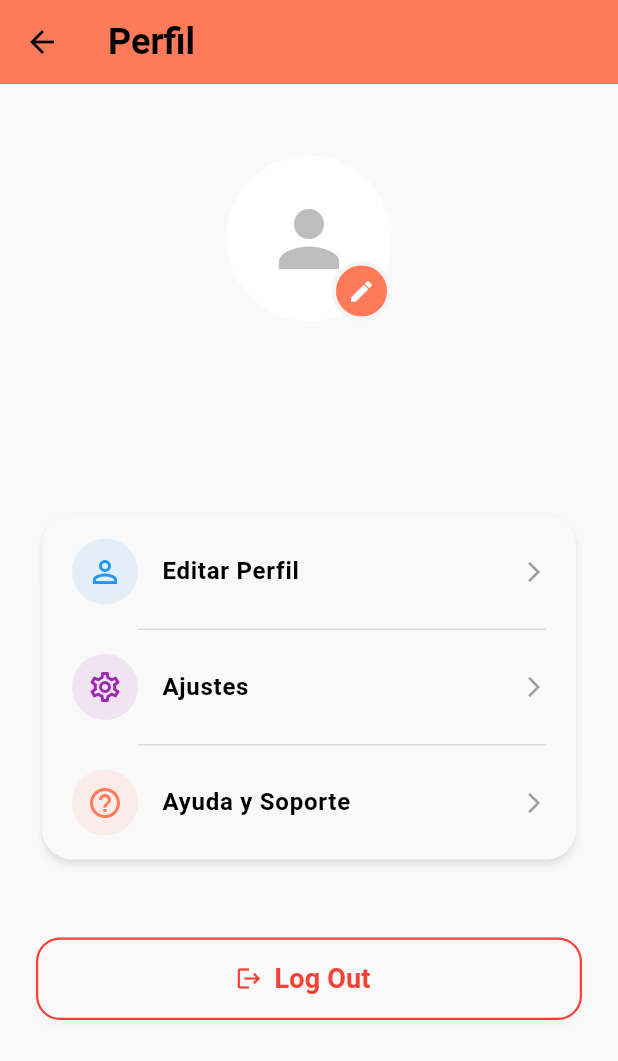
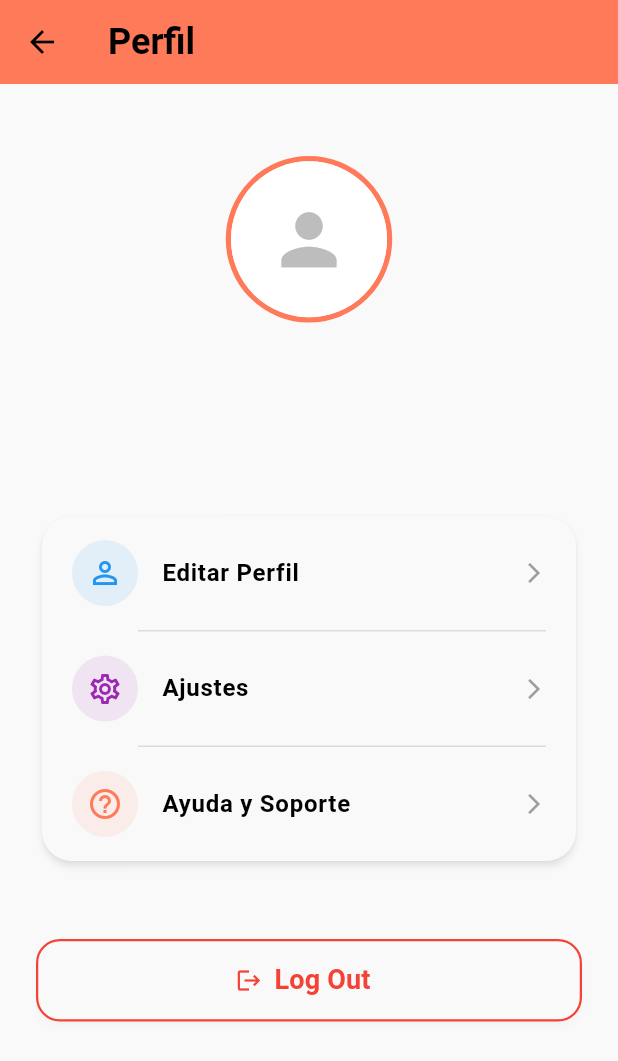
Before and after one commit to Anabgar3105/foodmatch_app, a Flutter app: the ProfileScreen screen opened directly, on a phone screen of 412 x 824 dp. Shown: the top 1061 px of the screen. Run offline on Flutter 3.47's test engine with Material 3 defaults, Android fonts, the phone set to English and light mode, and no system bars; our stand-ins replace cached_network_image, flutter_card_swiper, image_picker, shared_preferences; accounts and stored records are empty.

Commit message:
Changes to update profile

```diff
--- a/lib/models/user.dart
+++ b/lib/models/user.dart
@@ -15,6 +15,7 @@ class UserResponseDto {
   final String name;
   final String surname1;
   final String? surname2;
+  final String? avatarUrl;
 
   UserResponseDto({
     required this.id,
@@ -24,6 +25,7 @@ class UserResponseDto {
     required this.name,
     required this.surname1,
     this.surname2,
+    this.avatarUrl,
   });
 
   factory UserResponseDto.fromJson(Map<String, dynamic> json) {
@@ -35,6 +37,7 @@ class UserResponseDto {
       name: json['name'] ?? '',
       surname1: json['surname1'] ?? '',
       surname2: json['surname2'],
+      avatarUrl: json['avatarUrl'],
     );
   }
 }
@@ -65,3 +68,21 @@ class UserRegistrationDto {
     'password': password,
   };
 }
+
+class UserUpdateDto {
+  final String username;
+  final String email;
+  final String? avatarUrl;
+
+  UserUpdateDto({
+    required this.username,
+    required this.email,
+    this.avatarUrl,
+  });
+
+  Map<String, dynamic> toJson() => {
+    'username': username,
+    'email': email,
+    'avatarUrl': avatarUrl,
+  };
+}
--- a/lib/viewmodels/profile_viewmodel.dart
+++ b/lib/viewmodels/profile_viewmodel.dart
@@ -1,22 +1,93 @@
 import 'package:flutter/material.dart';
 import 'package:shared_preferences/shared_preferences.dart';
+import '../data/api_client.dart';
+import '../models/user.dart';
 
 class ProfileViewModel extends ChangeNotifier {
   String _username = 'Cargando...';
   String _email = '';
   String _fullName = '';
+  String? _avatarUrl;
+
+  bool _isLoading = false;
+  String? _errorMessage;
 
   String get username => _username;
   String get email => _email;
   String get fullName => _fullName;
+  bool get isLoading => _isLoading;
+  String? get errorMessage => _errorMessage;
+  String? get avatarUrl {
+    if (_avatarUrl == null || _avatarUrl!.isEmpty) return null;
+
+    String finalUrl = _avatarUrl!;
+
+    if (finalUrl.contains('cloudinary.com') && !finalUrl.contains('q_auto')) {
+      finalUrl = finalUrl.replaceFirst('/upload/', '/upload/q_auto,f_auto,w_200,c_fill/');
+    }
+
+    return finalUrl;
+  }
+
+  final ApiClient _apiClient = ApiClient();
+  final String baseUrl = 'http://10.0.2.2:8080/api';
 
   Future<void> loadProfile() async {
     final prefs = await SharedPreferences.getInstance();
     _username = prefs.getString('auth_username') ?? 'Chef FoodMatch';
     _email = prefs.getString('auth_email') ?? 'usuario@foodmatch.com';
     _fullName = prefs.getString('auth_full_name') ?? 'Chef FoodMatch';
+    _avatarUrl = prefs.getString('auth_avatar');
 
     notifyListeners();
+  }
+
+  Future<bool> updateUserProfile(String newUsername, String newEmail, String? localImagePath) async {
+    _isLoading = true;
+    _errorMessage = null;
+    notifyListeners();
+
+    try {
+      String? finalAvatarUrl = _avatarUrl;
+
+      if (localImagePath != null) {
+        final uploadUri = Uri.parse('$baseUrl/media/upload?folder=avatars');
+        finalAvatarUrl = await _apiClient.uploadImage(uploadUri, localImagePath);
+      }
+
+      final updateDto = UserUpdateDto(
+        username: newUsername,
+        email: newEmail,
+        avatarUrl: finalAvatarUrl,
+      );
+
+      final profileUri = Uri.parse('$baseUrl/users/profile');
+      final responseMap = await _apiClient.putJsonObject(profileUri, updateDto.toJson());
+
+      final updatedUser = UserResponseDto.fromJson(responseMap);
+
+      final prefs = await SharedPreferences.getInstance();
+      await prefs.setString('auth_token', updatedUser.token);
+      await prefs.setString('auth_username', updatedUser.username);
+      await prefs.setString('auth_email', updatedUser.email);
+      if (updatedUser.avatarUrl != null) {
+        await prefs.setString('auth_avatar', updatedUser.avatarUrl!);
+      }
+
+      _username = updatedUser.username;
+      _email = updatedUser.email;
+      _avatarUrl = updatedUser.avatarUrl;
+
+      _isLoading = false;
+      notifyListeners();
+      return true;
+
+    } catch (e) {
+      _errorMessage = e.toString().replaceAll('Exception: ', '');
+      _isLoading = false;
+      notifyListeners();
+      return false;
+    }
   }
 
   Future<void> logout() async {
@@ -25,6 +96,8 @@ class ProfileViewModel extends ChangeNotifier {
     await prefs.remove('auth_token');
     await prefs.remove('auth_username');
     await prefs.remove('auth_email');
+    await prefs.remove('auth_full_name');
+    await prefs.remove('auth_avatar');
 
     notifyListeners();
   }
--- a/lib/views/profile_view.dart
+++ b/lib/views/profile_view.dart
@@ -1,4 +1,6 @@
+import 'package:cached_network_image/cached_network_image.dart';
 import 'package:flutter/material.dart';
+import 'package:foodmatch_app/views/edit_profile_view.dart';
 import 'package:foodmatch_app/views/help_view.dart';
 import 'package:foodmatch_app/views/settings_view.dart';
 import 'package:provider/provider.dart';
@@ -37,29 +39,35 @@ class _ProfileScreenState extends State<ProfileScreen> {
               const SizedBox(height: 48),
 
               // AVATAR CON BOTÓN DE EDITAR
-              Stack(
-                alignment: Alignment.bottomRight,
-                children: [
-                  CircleAvatar(
-                    radius: 55,
-                    backgroundColor: Colors.white,
-                    child: Icon(
-                      Icons.person,
-                      size: 60,
-                      color: Colors.grey[400],
+              Consumer<ProfileViewModel>(
+                builder: (context, viewModel, child) {
+                  return Container(
+                    decoration: BoxDecoration(
+                      shape: BoxShape.circle,
+                      border: Border.all(
+                        color: Theme.of(context).primaryColor,
+                        width: 3.5,
+                      ),
                     ),
-                  ),
-                  Container(
-                    padding: const EdgeInsets.all(8),
-                    decoration: BoxDecoration(
-                      color: Theme.of(context).primaryColor,
-                      shape: BoxShape.circle,
-                      border: Border.all(color: Colors.grey[100]!, width: 3),
+                    child: CircleAvatar(
+                      radius: 52,
+                      backgroundColor: Colors.white,
+                      backgroundImage: (viewModel.avatarUrl != null && viewModel.avatarUrl!.isNotEmpty)
+                          ? CachedNetworkImageProvider(viewModel.avatarUrl!)
+                          : null,
+                      child: (viewModel.avatarUrl == null || viewModel.avatarUrl!.isEmpty)
+                          ? Icon(
+                              Icons.person,
+                              size: 55,
+                              color: Colors.grey[400],
+                            )
+                          : null,
                     ),
-                    child: const Icon(Icons.edit, color: Colors.white, size: 18),
-                  ),
-                ],
+                  );
+                },
               ),
+
+
               const SizedBox(height: 16),
 
               Consumer<ProfileViewModel>(
@@ -95,7 +103,8 @@ class _ProfileScreenState extends State<ProfileScreen> {
                       icon: Icons.person_outline,
                       iconColor: Colors.blue,
                       bgColor: Colors.blue.withOpacity(0.1),
-                      title: 'Editar Perfil'
+                      title: 'Editar Perfil',
+                      destination: const EditProfileScreen(),
                     ),
                     const Divider(height: 1, indent: 64, endIndent: 20, color: Colors.black12),
                     _buildOptionTile(
```
Also changed, not shown: lib/data/api_client.dart (+36 -0 lines), lib/viewmodels/login_viewmodel.dart (+8 -2 lines), lib/views/edit_profile_view.dart (added, +217 -0 lines).
